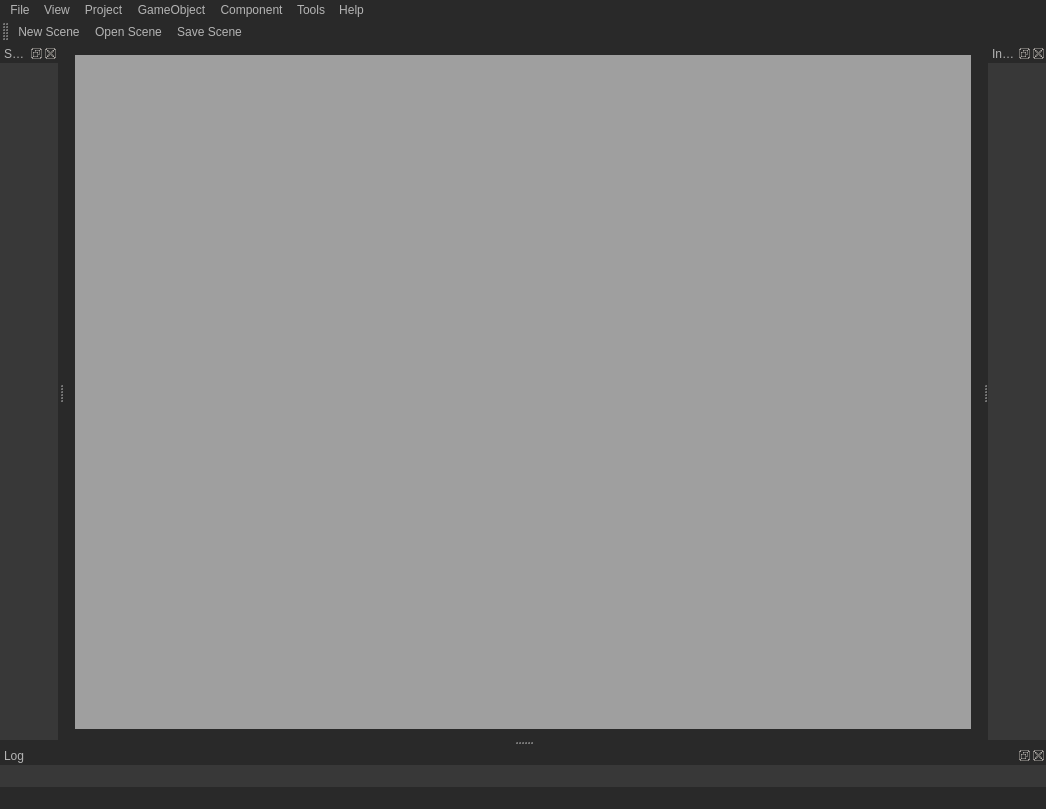
lythm/ld3d, file dev/src/GameStudio/gamestudio.ui: the form before one commit.
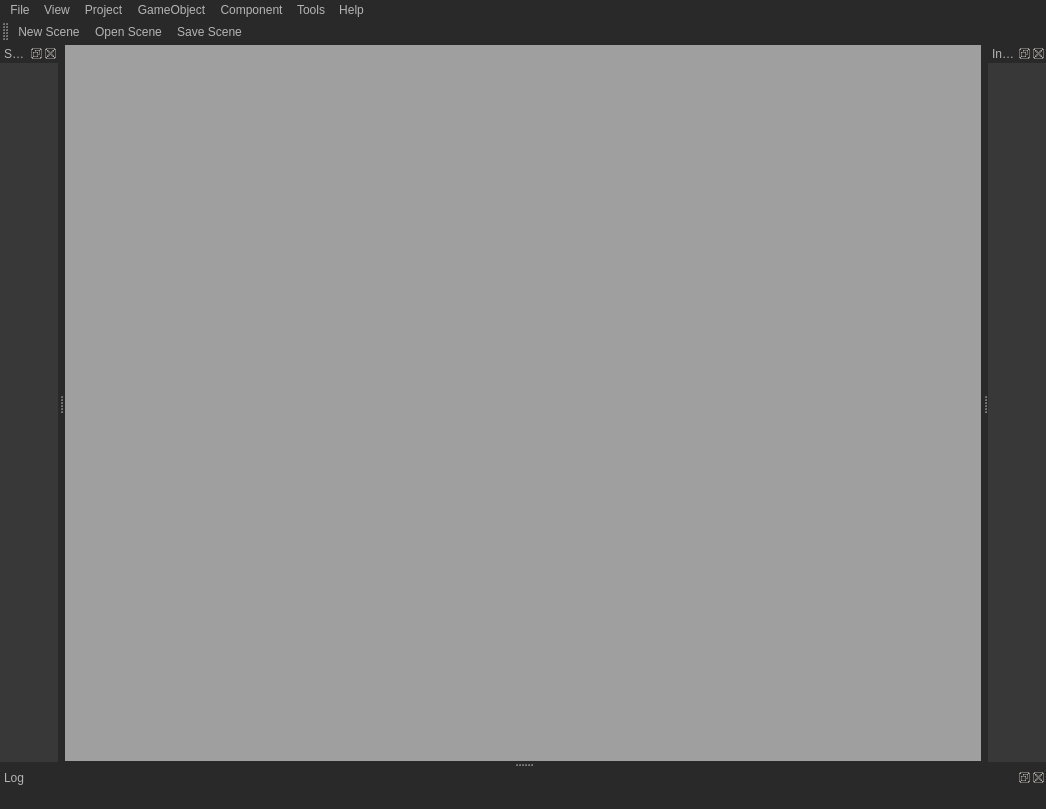
The form after the commit. Icons and pictures are not drawn.

Patch:
```diff
--- a/dev/src/GameStudio/gamestudio.ui
+++ b/dev/src/GameStudio/gamestudio.ui
@@ -148,11 +148,29 @@
 	background-color: rgb(56, 56, 56);
 }</string>
   </property>
+  <property name="tabShape">
+   <enum>QTabWidget::Triangular</enum>
+  </property>
   <property name="dockOptions">
    <set>QMainWindow::AllowTabbedDocks</set>
   </property>
   <widget class="QWidget" name="centralWidget">
    <layout class="QGridLayout" name="gridLayout">
+    <property name="leftMargin">
+     <number>1</number>
+    </property>
+    <property name="topMargin">
+     <number>1</number>
+    </property>
+    <property name="rightMargin">
+     <number>1</number>
+    </property>
+    <property name="bottomMargin">
+     <number>1</number>
+    </property>
+    <property name="spacing">
+     <number>1</number>
+    </property>
     <item row="0" column="0">
      <widget class="QMdiArea" name="mdiArea">
       <property name="styleSheet">
@@ -300,9 +318,7 @@
    <attribute name="dockWidgetArea">
     <number>8</number>
    </attribute>
-   <widget class="QWidget" name="dockWidgetContents_2">
-    <layout class="QGridLayout" name="gridLayout_2"/>
-   </widget>
+   <widget class="QWidget" name="dockWidgetContents_2"/>
   </widget>
   <widget class="QDockWidget" name="dockInspector">
    <property name="styleSheet">
```
